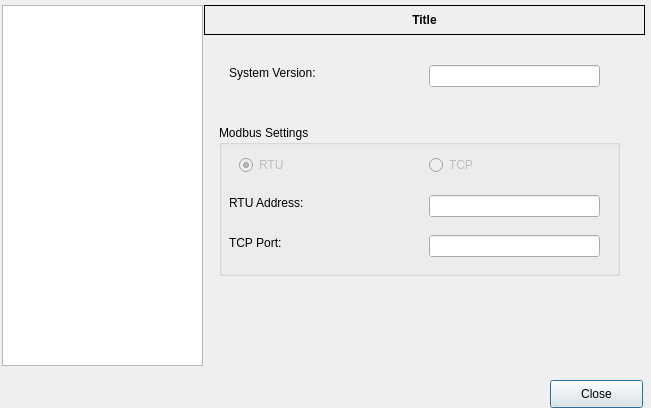
Before: the Qt Designer form iTmsRdm/icfgdlg.ui in fzlgejiao/PTMS, drawn with Qt 5.
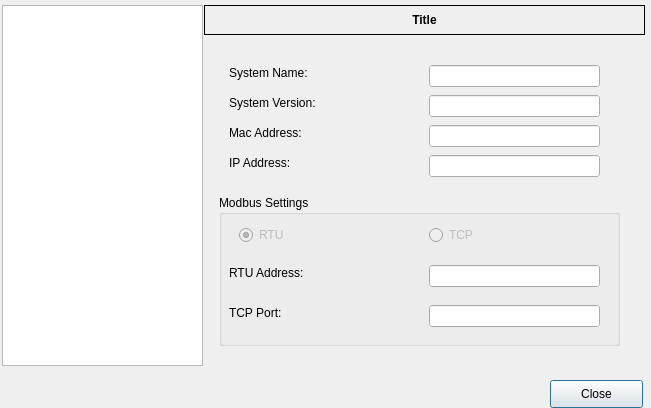
After: the same form once the commit is applied. The open tabs and pages were chosen to show the change.

The edit to the form file:
```diff
--- a/iTmsRdm/icfgdlg.ui
+++ b/iTmsRdm/icfgdlg.ui
@@ -46,7 +46,7 @@
      <property name="geometry">
       <rect>
        <x>20</x>
-       <y>30</y>
+       <y>60</y>
        <width>121</width>
        <height>16</height>
       </rect>
@@ -59,7 +59,7 @@
      <property name="geometry">
       <rect>
        <x>220</x>
-       <y>30</y>
+       <y>60</y>
        <width>171</width>
        <height>22</height>
       </rect>
@@ -75,7 +75,7 @@
      <property name="geometry">
       <rect>
        <x>10</x>
-       <y>90</y>
+       <y>160</y>
        <width>401</width>
        <height>151</height>
       </rect>
@@ -177,6 +177,93 @@
       </property>
      </widget>
     </widget>
+    <widget class="QLineEdit" name="leRdmMac">
+     <property name="geometry">
+      <rect>
+       <x>220</x>
+       <y>90</y>
+       <width>171</width>
+       <height>22</height>
+      </rect>
+     </property>
+     <property name="autoFillBackground">
+      <bool>true</bool>
+     </property>
+     <property name="readOnly">
+      <bool>true</bool>
+     </property>
+    </widget>
+    <widget class="QLabel" name="label_6">
+     <property name="geometry">
+      <rect>
+       <x>20</x>
+       <y>90</y>
+       <width>121</width>
+       <height>16</height>
+      </rect>
+     </property>
+     <property name="text">
+      <string>Mac Address:</string>
+     </property>
+    </widget>
+    <widget class="QLineEdit" name="leRdmName">
+     <property name="geometry">
+      <rect>
+       <x>220</x>
+       <y>30</y>
+       <width>171</width>
+       <height>22</height>
+      </rect>
+     </property>
+     <property name="autoFillBackground">
+      <bool>true</bool>
+     </property>
+     <property name="readOnly">
+      <bool>true</bool>
+     </property>
+    </widget>
+    <widget class="QLabel" name="label_7">
+     <property name="geometry">
+      <rect>
+       <x>20</x>
+       <y>30</y>
+       <width>121</width>
+       <height>16</height>
+      </rect>
+     </property>
+     <property name="text">
+      <string>System Name:</string>
+     </property>
+    </widget>
+    <widget class="QLineEdit" name="leRdmIP">
+     <property name="geometry">
+      <rect>
+       <x>220</x>
+       <y>120</y>
+       <width>171</width>
+       <height>22</height>
+      </rect>
+     </property>
+     <property name="autoFillBackground">
+      <bool>true</bool>
+     </property>
+     <property name="readOnly">
+      <bool>true</bool>
+     </property>
+    </widget>
+    <widget class="QLabel" name="label_8">
+     <property name="geometry">
+      <rect>
+       <x>20</x>
+       <y>120</y>
+       <width>121</width>
+       <height>16</height>
+      </rect>
+     </property>
+     <property name="text">
+      <string>IP Address:</string>
+     </property>
+    </widget>
    </widget>
    <widget class="QWidget" name="page_2">
     <widget class="QLabel" name="lbTagTitle">
```
Left out of the diff: 2 changed lines with no effect on the pictures.
